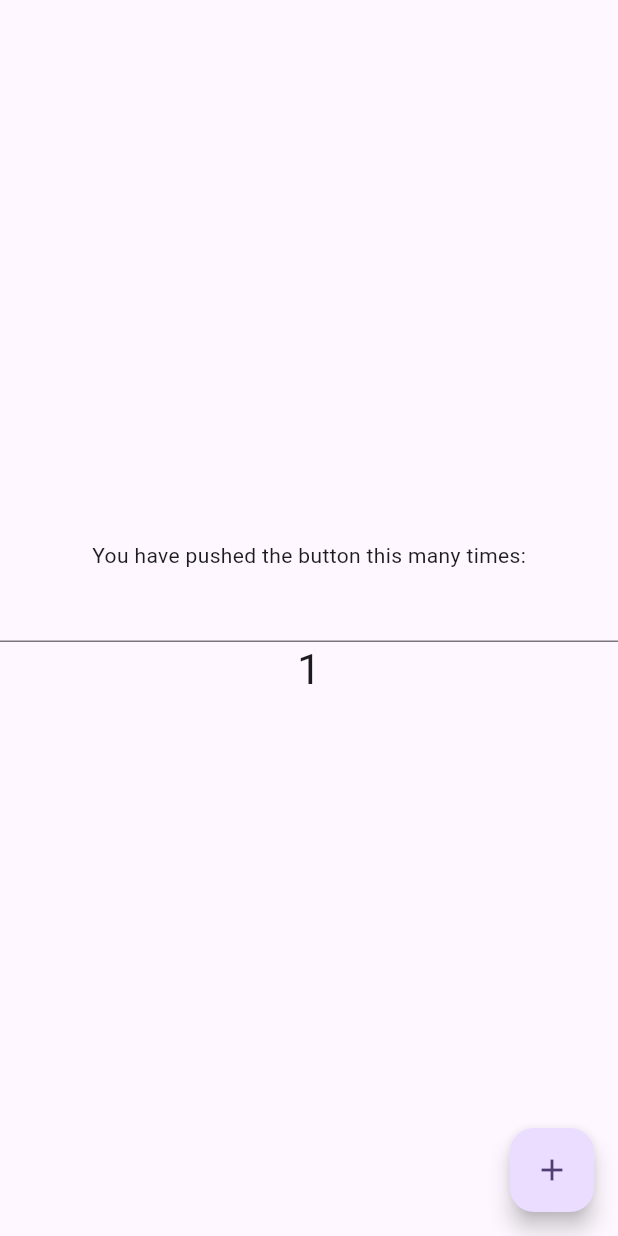
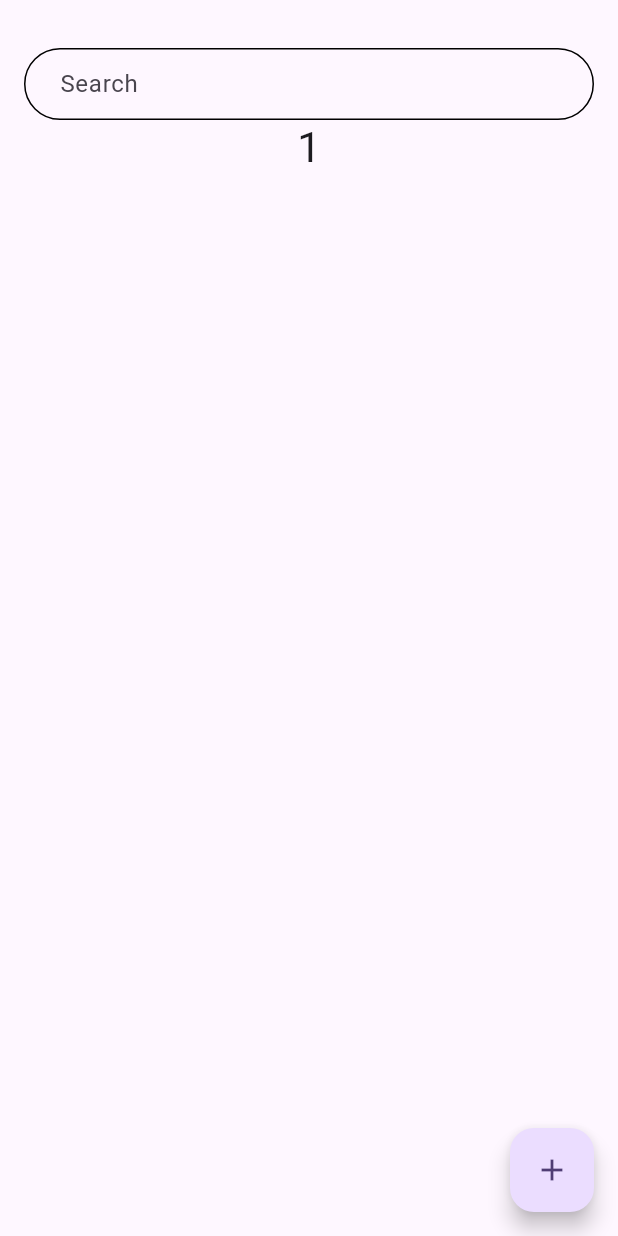
Before and after one commit to ParadornR/google_map_test, a Flutter app: the screen it shows after launch, after a tap on the "add" icon, on a phone screen of 412 x 824 dp. Run offline on Flutter 3.47's test engine with Material 3 defaults, Android fonts, the phone set to English and light mode, and no system bars; our stand-ins replace get.

Commit message:
[mix]"TextField"

```diff
--- a/lib/app/ui/home/home.dart
+++ b/lib/app/ui/home/home.dart
@@ -1,3 +1,5 @@
+import 'dart:developer';
+
 import 'package:flutter/material.dart';
 import 'package:get/get.dart';
 import 'package:google_map_test/app/ui/home/home_controller.dart';
@@ -8,20 +10,50 @@ class Home extends StatelessWidget {
 
   @override
   Widget build(BuildContext context) {
-    return Scaffold(
-      body: Center(
+    return GestureDetector(
+      onTap: () => FocusScope.of(context).unfocus(),
+      child: Scaffold(
+        body: SingleChildScrollView(
+          child: Padding(
+            padding: const EdgeInsets.only(top: 32),
             child: Column(
-          mainAxisAlignment: MainAxisAlignment.center,
               children: <Widget>[
-            const Text('You have pushed the button this many times:'),
-            TextField(),
-            Obx(
-              () => Text(
+                Obx(() {
+                  return Padding(
+                    padding: const EdgeInsets.symmetric(horizontal: 16),
+                    child: TextField(
+                      controller: controller.controller,
+                      focusNode: controller.focusNode,
+                      decoration: InputDecoration(
+                        hintText: "Search",
+                        contentPadding: EdgeInsets.only(left: 20),
+                        suffixIcon:
+                            controller.isFocused.value
+                                ? IconButton(
+                                  padding: EdgeInsets.zero,
+                                  icon: Icon(Icons.close),
+                                  onPressed: () => log("close"),
+                                )
+                                : SizedBox(),
+                        enabledBorder: OutlineInputBorder(
+                          borderRadius: BorderRadius.circular(32),
+                        ),
+                        focusedBorder: OutlineInputBorder(
+                          borderRadius: BorderRadius.circular(32),
+                        ),
+                      ),
+                    ),
+                  );
+                }),
+
+                Obx(() {
+                  return Text(
                     controller.counter.toString(),
                     style: Theme.of(context).textTheme.headlineMedium,
+                  );
+                }),
+              ],
             ),
-            ),
-          ],
           ),
         ),
         floatingActionButton: FloatingActionButton(
@@ -29,6 +61,7 @@ class Home extends StatelessWidget {
           tooltip: 'Increment',
           child: const Icon(Icons.add),
         ),
+      ),
     );
   }
 }
--- a/lib/app/ui/home/home_controller.dart
+++ b/lib/app/ui/home/home_controller.dart
@@ -1,18 +1,31 @@
-
-import 'package:get/get_rx/get_rx.dart';
-import 'package:get/get_state_manager/src/simple/get_controllers.dart';
+import 'package:flutter/material.dart';
+import 'package:get/get.dart';
 
 class HomeController extends GetxController {
-  // @override
-  // void onInit() {
-  //   super.onInit();
-  // }
+  final TextEditingController controller = TextEditingController();
+  final FocusNode focusNode = FocusNode();
+  var isFocused = false.obs;
+
+  @override
+  void onInit() {
+    super.onInit();
+    focusNode.addListener(_handleFocusChange);
+  }
+
+  @override
+  void onClose() {
+    controller.dispose();
+    focusNode.removeListener(_handleFocusChange);
+    focusNode.dispose();
+    super.onClose();
+  }
+
+  void _handleFocusChange() {
+    isFocused.value = focusNode.hasFocus; // อัปเดตแบบนี้ถูกต้อง
+  }
 
   var counter = 0.obs;
   void incrementCounter() {
     counter++;
-    update();
   }
-
-
 }
--- a/lib/main.dart
+++ b/lib/main.dart
@@ -6,6 +6,7 @@ void main() {
   runApp(
     GetMaterialApp(
       title: 'Flutter Google map Demo',
+      debugShowCheckedModeBanner: false,
       theme: ThemeData(
         colorScheme: ColorScheme.fromSeed(seedColor: Colors.deepPurple),
       ),
```
Lines whose indentation alone changed are shown as unchanged.
